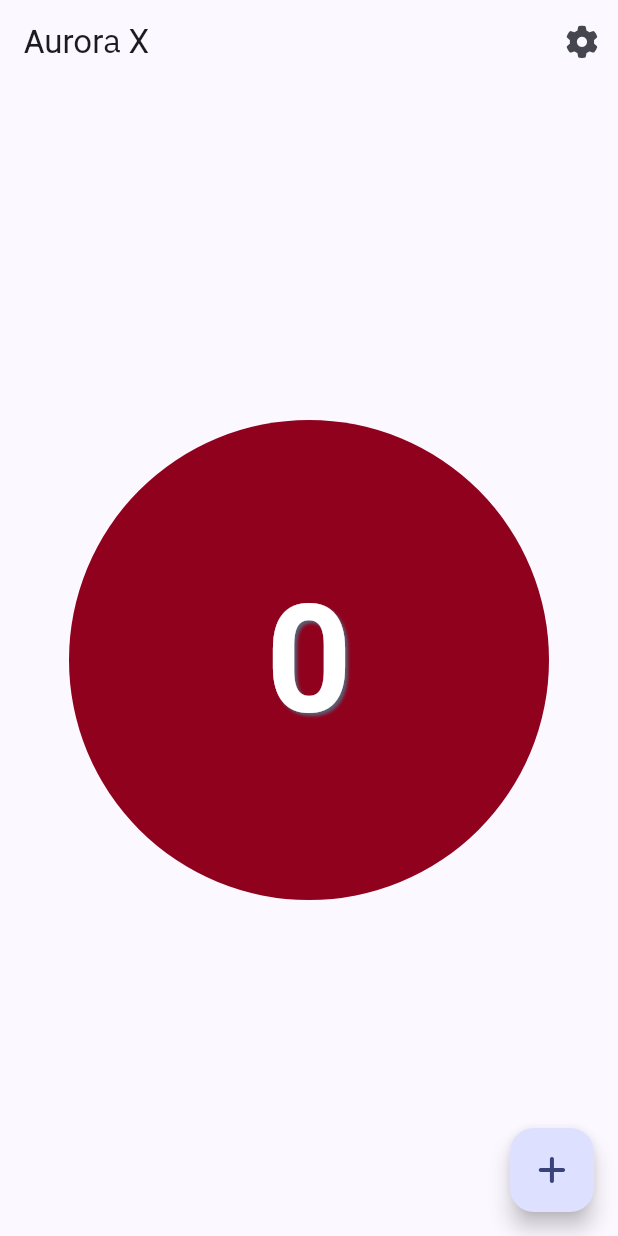
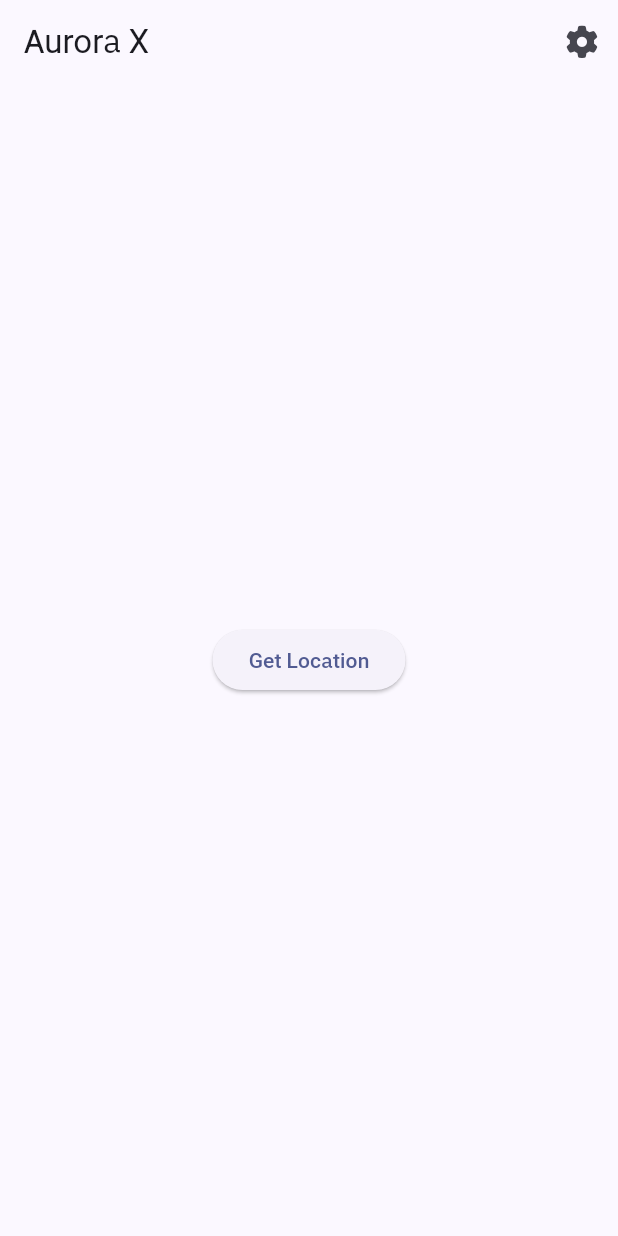
Before and after one commit to IUTCS-24-OpenAPI-Hackathon/DevSprint, a Flutter app: the screen it shows after launch, on a phone screen of 412 x 824 dp. Run offline on Flutter 3.47's test engine with Material 3 defaults, Android fonts, the phone set to English and light mode, and no system bars; drawn by our look-alikes of flutter_animate; our stand-ins replace flutter_riverpod, font_awesome_flutter, geolocator, go_router, google_fonts, logger and 2 more; generated files the repository leaves out were written again; Roboto replaces fonts that are missing (Ubuntu).

Commit message:
location get setup complete

```diff
--- /dev/null
+++ b/app/devsprint/lib/src/services/location/models/locatin_state_model.dart
@@ -0,0 +1,45 @@
+import 'package:geolocator/geolocator.dart';
+
+enum LocationStateError {
+  permissionDeniedForever(
+      'Location permission denied forever - please open app settings'),
+  permissionDenied('Location permissions denied'),
+  serviceDisabled('Location services disabled'),
+  unknownError('Unknown error'),
+  none('');
+
+  final String message;
+
+  const LocationStateError(this.message);
+}
+
+class LocationState {
+  final Position? position;
+  final LocationStateError error;
+
+  LocationState({
+    this.position,
+    required this.error,
+  });
+
+  bool get hasError => error != LocationStateError.none;
+
+  factory LocationState.fromPosition(Position position) {
+    return LocationState(
+      position: position,
+      error: LocationStateError.none,
+    );
+  }
+
+  factory LocationState.fromError(LocationStateError error) {
+    return LocationState(position: null, error: error);
+  }
+
+  factory LocationState.copy(LocationState state) {
+    return LocationState(position: state.position, error: state.error);
+  }
+
+  factory LocationState.initial() {
+    return LocationState(position: null, error: LocationStateError.none);
+  }
+}
--- a/app/devsprint/lib/src/ui/screens/home/home_screen.dart
+++ b/app/devsprint/lib/src/ui/screens/home/home_screen.dart
@@ -1,3 +1,5 @@
+import 'package:devsprint/src/services/location/location_repo.dart';
+import 'package:devsprint/src/services/location/models/locatin_state_model.dart';
 import 'package:flutter/material.dart';
 import 'package:flutter_animate/flutter_animate.dart';
 import 'package:flutter_riverpod/flutter_riverpod.dart';
@@ -33,43 +35,17 @@ class HomeScreen extends ConsumerWidget {
           ),
         ],
       ),
-      floatingActionButton: FloatingActionButton(
-        onPressed: ref.read(countProvider.notifier).increment,
-        child: const IIcon(
-          FontAwesomeIcons.plus,
-          fontAwesome: true,
-        ),
-      ),
-      body: Center(
-        child: Column(
-          mainAxisAlignment: MainAxisAlignment.center,
-          children: <Widget>[
-            CircleAvatar(
-              backgroundColor: colors.$1,
-              minRadius: 160,
-              child: Animate(
-                effects: const [FadeEffect(), ScaleEffect()],
-                key: ValueKey(count),
-                child: Text(
-                  '$count',
-                  style: context.textTheme.headlineMedium?.copyWith(
-                    fontSize: 100,
-                    color: colors.$2,
-                    fontWeight: FontWeight.bold,
-                    shadows: [
-                      Shadow(
-                        color: context.colorScheme.secondary,
-                        offset: const Offset(2, 2),
-                        blurRadius: 2,
-                      ),
-                    ],
-                  ),
-                ),
-              ),
-            ),
-          ],
-        ),
-      ),
+        body: Center(
+        child: ElevatedButton(
+          onPressed: () async{
+            LocationState _locationState = await  LocationRepository().getLocation();
+
+            debugPrint(_locationState.toString());
+
+          },
+          child: Text("Get Location"),)
+
+         ),
     );
   }
 }
--- a/app/devsprint/pubspec.yaml
+++ b/app/devsprint/pubspec.yaml
@@ -27,6 +27,9 @@ dependencies:
 
   #Azizur
   permission_handler: ^11.3.1
+  mapbox_maps_flutter: ^1.1.0
+  geolocator: ^11.0.0
+
 
 dev_dependencies:
   flutter_test:
```
Also changed, not shown: app/devsprint/lib/src/services/location/location_repo.dart (added, +87 -0 lines), app/devsprint/pubspec.lock, 5 other files.
